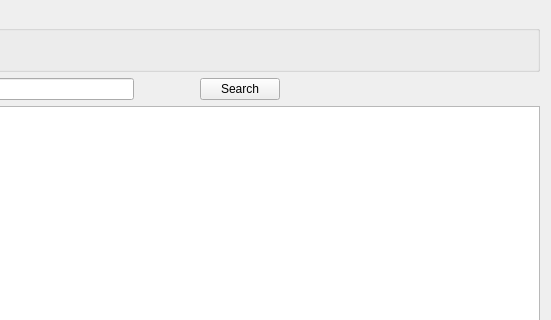
This is mtrack/apw_page00.ui in kyledevans/Medicine-Track as Qt 5 draws it before an edit; both pictures show x 250 to 801 and y 0 to 320 of the 801 by 570 pixel window. The edited form follows.
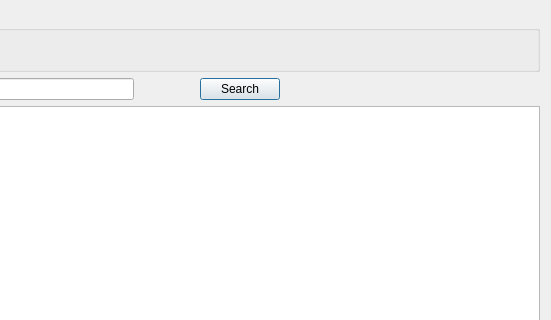
This is the edited form.

Commit message: Getting the wizard to work... 	modified:   mtrack/alterprescriptionwizard.cpp 	modified:   mtrack/alterprescriptionwizard.h 	modified:   mtrack/apw_page00.cpp 	modified:   mtrack/apw_page00.h 	modified:   mtrack/apw_page00.ui 	modified:   mtrack/apw_page01.cpp 	modified:   mtrack/apw_page01.h

What changed in the file:
```diff
--- a/mtrack/apw_page00.ui
+++ b/mtrack/apw_page00.ui
@@ -97,6 +97,9 @@
        <property name="text">
         <string>Search</string>
        </property>
+       <property name="default">
+        <bool>true</bool>
+       </property>
       </widget>
      </item>
      <item>
```
The commit also changes 6 other files.
